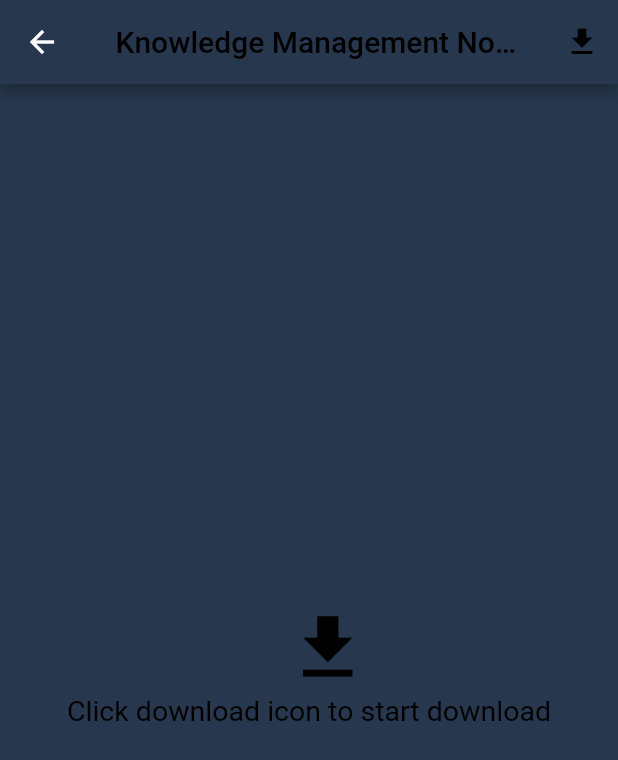
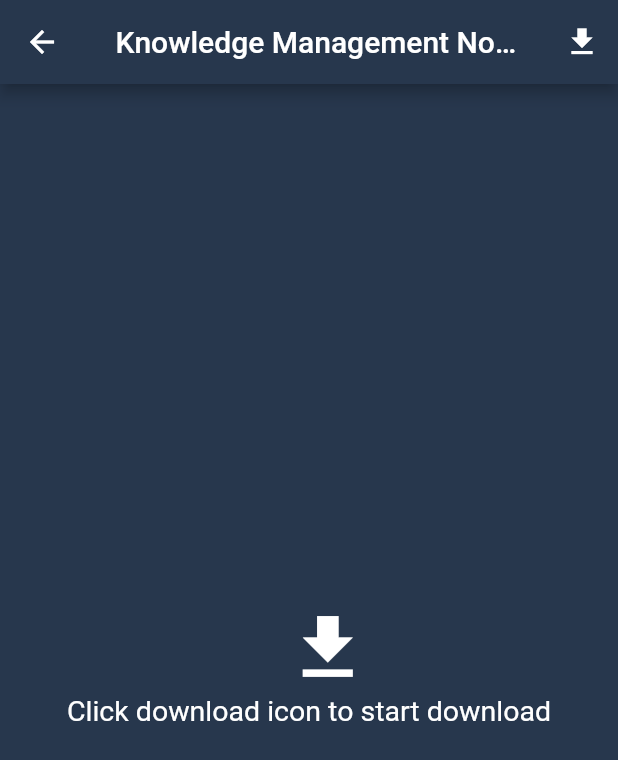
Before and after one commit to CodeBooter/Codebooter-flutter, a Flutter app: the KnowledgeManagement screen opened by its route, on a phone screen of 412 x 824 dp. Shown: the top 760 px of the screen. Run offline on Flutter 3.47's test engine with Material 2 defaults, Android fonts, the phone set to English and light mode, and no system bars; our stand-ins replace cached_network_image, carousel_slider, dio, equatable, firebase_auth, firebase_core and 7 more; missing offline and left inert: github_sign_in_plus, syncfusion_flutter_pdfviewer; accounts and stored records are empty; network calls fail.

Commit message:
pdf dark mode

```diff
--- a/lib/Client/Screens/ExamNotes/ThirdYear/KnowledgeManagement.dart
+++ b/lib/Client/Screens/ExamNotes/ThirdYear/KnowledgeManagement.dart
@@ -98,13 +98,13 @@ class _KnowledgeManagementState extends State<KnowledgeManagement> {
             },
             icon: Icon(
               isPdfDownloaded ? Icons.delete : Icons.download,
-              color: Colors.black,
+              color: appState.isDarkMode ? Colors.white : Colors.black,
             ),
           ),
         ],
-        title: const Text(
+        title:  Text(
           ' Knowledge Management Notes ',
-          style: TextStyle(color: Colors.black),
+          style: TextStyle( color: appState.isDarkMode ? Colors.white : Colors.black,),
         ),
       ),
       body: Center(
@@ -119,7 +119,7 @@ class _KnowledgeManagementState extends State<KnowledgeManagement> {
                     },
                     icon: Icon(
                       Icons.download,
-                      color: Colors.black,
+                      color: appState.isDarkMode ? Colors.white : Colors.black,
                       size: dimension.val60,
                     ),
                   ),
@@ -128,7 +128,7 @@ class _KnowledgeManagementState extends State<KnowledgeManagement> {
                   ),
                   Text(downloadMessage,
                       style: TextStyle(
-                          color: const Color.fromARGB(255, 0, 0, 0),
+                          color: appState.isDarkMode ? Colors.white : Colors.black,
                           fontSize: dimension.font20)),
                 ],
               ),
```
Also changed, not shown: lib/Client/Screens/ExamNotes/ThirdYear/MachineLearning.dart (+5 -5 lines), lib/Client/Screens/ExamNotes/ThirdYear/OOP.dart (+5 -5 lines), lib/Client/Screens/ExamNotes/ThirdYear/ProjectManagement.dart (+5 -5 lines), lib/Client/Screens/ExamNotes/ThirdYear/TheoryOfComputation.dart (+5 -5 lines).
